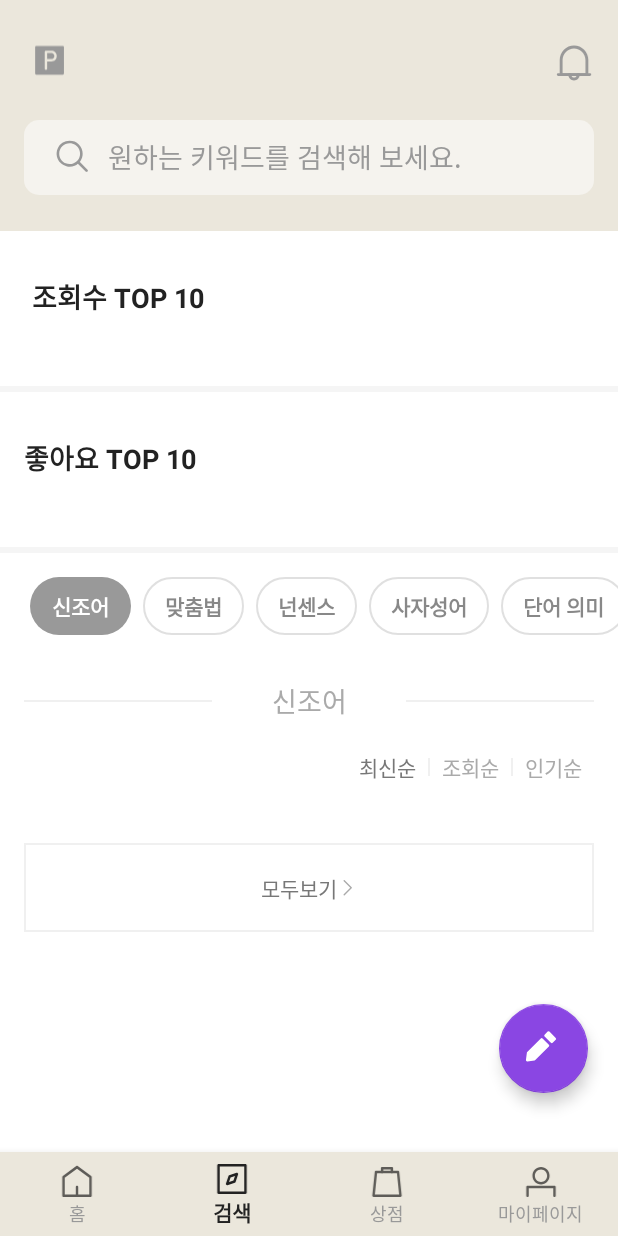
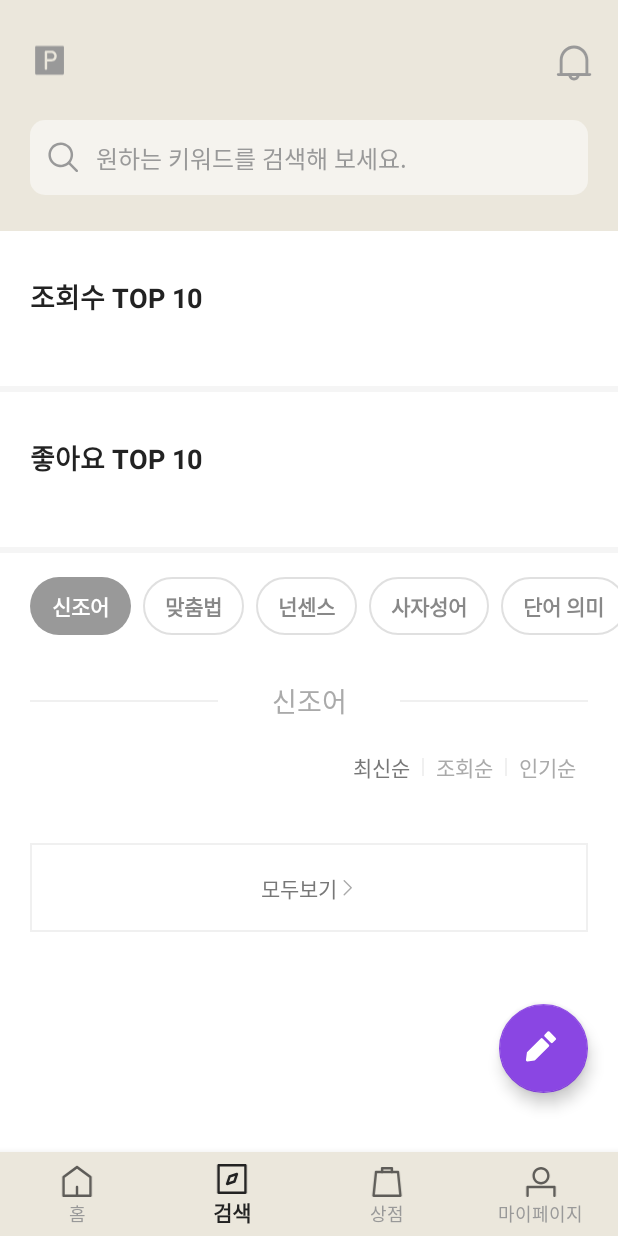
Before and after one commit to Money-Language/android, an Android app: the SearchFragment screen opened through its navigation route, on a phone screen of 412 x 824 dp. Run offline under Robolectric (Android 15) with nearby library versions, the phone set to English and light mode, and no system bars; our stand-ins replace data binding, navigation-ui; libraries missing offline, so code that uses them is left out: com.kakao.sdk, com.navercorp.nid; pictures from the network do not load; 1 statement that could not run was skipped.

Commit message:
[Update] Search

```diff
--- a/app/src/main/java/com/cmccx/moge/presentation/view/search/SearchFragment.kt
+++ b/app/src/main/java/com/cmccx/moge/presentation/view/search/SearchFragment.kt
@@ -42,6 +42,10 @@ class SearchFragment : BaseFragment<FragmentSearchBinding>(FragmentSearchBinding
         jwt = getJwt(requireContext())
 
         initView()
+
+        binding.searchViewMainCl.setOnClickListener {
+            moveFragment(R.id.action_searchFragment_to_searchResultFragment)
+        }
     }
 
     private fun initView() {
--- a/app/src/main/res/layout/fragment_search.xml
+++ b/app/src/main/res/layout/fragment_search.xml
@@ -83,25 +83,36 @@
                     app:layout_constraintStart_toStartOf="parent">
 
                     <androidx.constraintlayout.widget.ConstraintLayout
+                        android:id="@+id/search_view_main_cl"
                         android:layout_width="match_parent"
                         android:layout_height="50dp"
+                        android:layout_marginHorizontal="20dp"
+                        android:background="@drawable/bg_search"
                         app:layout_constraintStart_toStartOf="parent"
                         app:layout_constraintEnd_toEndOf="parent"
                         app:layout_constraintTop_toTopOf="parent">
 
-                        <androidx.appcompat.widget.SearchView
-                            android:id="@+id/search_srv"
-                            android:layout_width="match_parent"
-                            android:layout_height="50dp"
-                            android:layout_marginHorizontal="16dp"
-                            android:background="@drawable/bg_search"
-                            app:queryBackground="@null"
-                            app:iconifiedByDefault="false"
-                            app:queryHint="@string/search_hint"
-                            app:searchIcon="@drawable/icon_search"
-                            app:closeIcon="@null"
+                        <ImageView
+                            android:id="@+id/search_view_iv"
+                            android:layout_width="24dp"
+                            android:layout_height="24dp"
+                            android:layout_marginStart="10dp"
+                            android:src="@drawable/icon_search"
                             app:layout_constraintStart_toStartOf="parent"
-                            app:layout_constraintTop_toTopOf="parent"/>
+                            app:layout_constraintTop_toTopOf="parent"
+                            app:layout_constraintBottom_toBottomOf="parent" />
+
+                        <TextView
+                            android:id="@+id/search_view_tv"
+                            android:layout_width="wrap_content"
+                            android:layout_height="wrap_content"
+                            android:layout_marginStart="10dp"
+                            android:text="@string/search_hint"
+                            android:textColor="@color/gray"
+                            android:textSize="16dp"
+                            app:layout_constraintStart_toEndOf="@id/search_view_iv"
+                            app:layout_constraintTop_toTopOf="parent"
+                            app:layout_constraintBottom_toBottomOf="parent" />
 
                     </androidx.constraintlayout.widget.ConstraintLayout>
 
@@ -126,7 +137,7 @@
                             android:id="@+id/search_view_topten_tv"
                             android:layout_width="wrap_content"
                             android:layout_height="wrap_content"
-                            android:layout_marginStart="21dp"
+                            android:layout_marginStart="20dp"
                             android:text="@string/search_view_topten"
                             android:textSize="18dp"
                             android:textStyle="bold"
@@ -139,7 +150,7 @@
                             android:layout_width="match_parent"
                             android:layout_height="wrap_content"
                             android:layout_marginTop="16dp"
-                            android:paddingHorizontal="8dp"
+                            android:paddingHorizontal="10dp"
                             app:layout_constraintStart_toStartOf="parent"
                             app:layout_constraintTop_toBottomOf="@id/search_view_topten_tv"
                             tools:listitem="@layout/item_view_topten"
@@ -167,7 +178,7 @@
                             android:id="@+id/search_like_topten_tv"
                             android:layout_width="wrap_content"
                             android:layout_height="wrap_content"
-                            android:layout_marginStart="16dp"
+                            android:layout_marginStart="20dp"
                             android:text="@string/search_like_topten"
                             android:textSize="18dp"
                             android:textStyle="bold"
@@ -180,7 +191,7 @@
                             android:layout_width="match_parent"
                             android:layout_height="wrap_content"
                             android:layout_marginTop="16dp"
-                            android:paddingHorizontal="8dp"
+                            android:paddingHorizontal="10dp"
                             app:layout_constraintStart_toStartOf="parent"
                             app:layout_constraintTop_toBottomOf="@id/search_like_topten_tv"
                             tools:listitem="@layout/item_view_topten"
@@ -230,7 +241,7 @@
                                 android:id="@+id/search_quiz_cate_front_divider"
                                 android:layout_width="125dp"
                                 android:layout_height="1dp"
-                                android:layout_marginStart="16dp"
+                                android:layout_marginStart="20dp"
                                 android:background="@color/cate_divider"
                                 app:layout_constraintStart_toStartOf="parent"
                                 app:layout_constraintTop_toTopOf="parent"
@@ -252,7 +263,7 @@
                                 android:id="@+id/search_quiz_cate_back_divider"
                                 android:layout_width="125dp"
                                 android:layout_height="1dp"
-                                android:layout_marginEnd="16dp"
+                                android:layout_marginEnd="20dp"
                                 android:background="@color/cate_divider"
                                 app:layout_constraintEnd_toEndOf="parent"
                                 app:layout_constraintTop_toTopOf="parent"
@@ -265,7 +276,7 @@
                             android:layout_width="wrap_content"
                             android:layout_height="wrap_content"
                             android:layout_marginTop="12dp"
-                            android:layout_marginEnd="16dp"
+                            android:layout_marginEnd="20dp"
                             app:layout_constraintTop_toBottomOf="@id/search_quiz_cate_header_cl"
                             app:layout_constraintEnd_toEndOf="parent">
 
@@ -329,7 +340,7 @@
                             android:id="@+id/search_quiz_boards_rv"
                             android:layout_width="match_parent"
                             android:layout_height="wrap_content"
-                            android:layout_marginHorizontal="15dp"
+                            android:layout_marginHorizontal="20dp"
                             android:layout_marginTop="12dp"
                             app:layout_constraintEnd_toEndOf="parent"
                             app:layout_constraintStart_toStartOf="parent"
@@ -343,7 +354,7 @@
                             android:layout_width="match_parent"
                             android:layout_height="wrap_content"
                             android:layout_marginTop="20dp"
-                            android:layout_marginHorizontal="16dp"
+                            android:layout_marginHorizontal="20dp"
                             android:background="@drawable/bg_search_all_view_btn"
                             app:layout_constraintTop_toBottomOf="@id/search_quiz_boards_rv"
                             app:layout_constraintStart_toStartOf="parent"
--- a/app/src/main/res/navigation/nav_graph.xml
+++ b/app/src/main/res/navigation/nav_graph.xml
@@ -23,6 +23,9 @@
         <action
             android:id="@+id/action_searchFragment_to_viewAllFragment"
             app:destination="@id/viewAllFragment" />
+        <action
+            android:id="@+id/action_searchFragment_to_searchResultFragment"
+            app:destination="@id/searchResultFragment" />
     </fragment>
     <fragment
         android:id="@+id/shopFragment"
@@ -32,7 +35,8 @@
     <fragment
         android:id="@+id/myPageFragment"
         android:name="com.cmccx.moge.presentation.view.myPage.MyPageFragment"
-        android:label="@layout/fragment_my_page" />
+        android:label="fragment_my_page"
+        tools:layout="@layout/fragment_my_page" />
     <fragment
         android:id="@+id/quizFragment"
         android:name="com.cmccx.moge.presentation.view.quiz.QuizFragment"
@@ -46,7 +50,8 @@
     <fragment
         android:id="@+id/viewAllFragment"
         android:name="com.cmccx.moge.presentation.view.search.viewAll.ViewAllFragment"
-        android:label="@layout/fragment_view_all" >
+        android:label="fragment_view_all"
+        tools:layout="@layout/fragment_view_all" >
         <argument
             android:name="jwt"
             app:argType="string" />
@@ -57,4 +62,10 @@
             android:name="category"
             app:argType="string" />
     </fragment>
+
+    <fragment
+        android:id="@+id/searchResultFragment"
+        android:name="com.cmccx.moge.presentation.view.search.result.SearchResultFragment"
+        android:label="fragment_search_result"
+        tools:layout="@layout/fragment_search_result" />
 </navigation>
--- a/app/src/main/res/values/colors.xml
+++ b/app/src/main/res/values/colors.xml
@@ -43,6 +43,7 @@
     <color name="bg_quiz">#F5F3EE</color>
     <color name="bg_topten">#B3F5F3EE</color>
     <color name="bg_search_board">#F4F4F4</color>
+    <color name="bg_search_keyword">#4DD0CAB8</color>
 
     <color name="yellow">#FFC61B</color>
     <color name="yellow_transfer">#66FFC61B</color>
--- a/app/src/main/res/values/strings.xml
+++ b/app/src/main/res/values/strings.xml
@@ -58,4 +58,5 @@
     <string name="search_likes">인기순</string>
     <string name="search_all_view">모두보기</string>
     <string name="view_all_header">퀴즈 모음</string>
+    <string name="search_keyword">추천 키워드</string>
 </resources>
```
Also changed, not shown: app/src/main/java/com/cmccx/moge/presentation/view/search/result/SearchResultFragment.kt (added, +9 -0 lines), app/src/main/res/drawable/bg_search_keyword.xml (added, +10 -0 lines), app/src/main/res/layout/fragment_search_result.xml (added, +128 -0 lines), app/src/main/res/layout/item_search_keyword.xml (added, +22 -0 lines).
